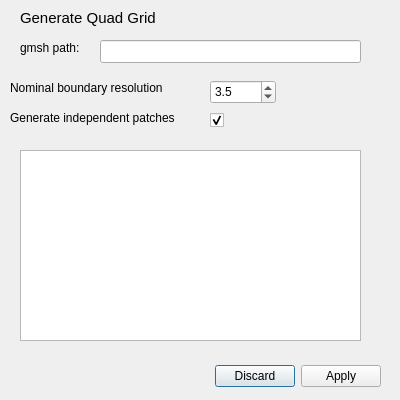
rustychris/umbra, file Umbra/quad_generator.ui: the form before one commit.
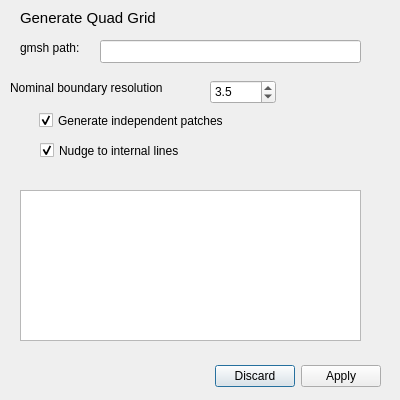
The form after the commit.

The edit to the form file:
```diff
--- a/Umbra/quad_generator.ui
+++ b/Umbra/quad_generator.ui
@@ -36,9 +36,9 @@
    <property name="geometry">
     <rect>
      <x>20</x>
-     <y>150</y>
+     <y>190</y>
      <width>341</width>
-     <height>191</height>
+     <height>151</height>
     </rect>
    </property>
    <property name="readOnly">
@@ -121,30 +121,33 @@
     <double>3.500000000000000</double>
    </property>
   </widget>
-  <widget class="QLabel" name="label_4">
-   <property name="geometry">
-    <rect>
-     <x>10</x>
-     <y>110</y>
-     <width>191</width>
-     <height>16</height>
-    </rect>
-   </property>
-   <property name="text">
-    <string>Generate independent patches</string>
-   </property>
-  </widget>
   <widget class="QCheckBox" name="independentPatchesCheckBox">
    <property name="geometry">
     <rect>
-     <x>210</x>
+     <x>39</x>
      <y>110</y>
-     <width>80</width>
+     <width>251</width>
      <height>21</height>
     </rect>
    </property>
    <property name="text">
-    <string/>
+    <string>Generate independent patches</string>
+   </property>
+   <property name="checked">
+    <bool>true</bool>
+   </property>
+  </widget>
+  <widget class="QCheckBox" name="nudgingCheckBox">
+   <property name="geometry">
+    <rect>
+     <x>40</x>
+     <y>140</y>
+     <width>181</width>
+     <height>21</height>
+    </rect>
+   </property>
+   <property name="text">
+    <string>Nudge to internal lines</string>
    </property>
    <property name="checked">
     <bool>true</bool>
```
